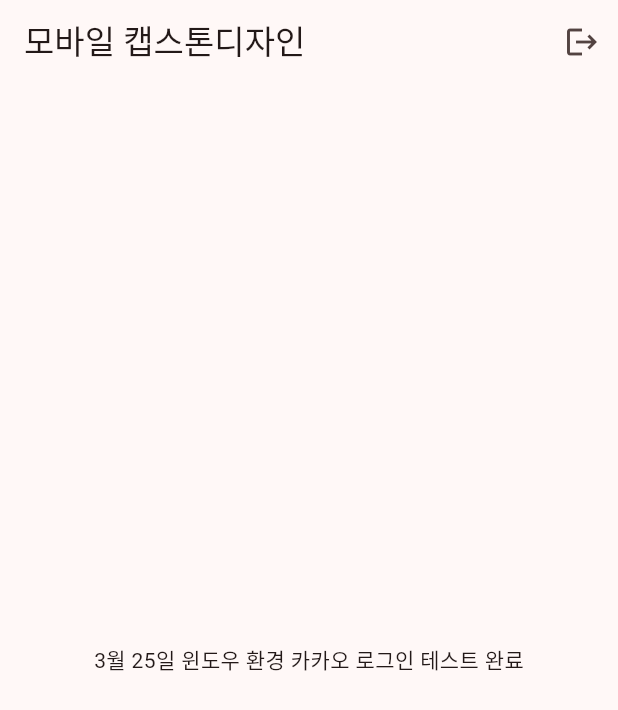
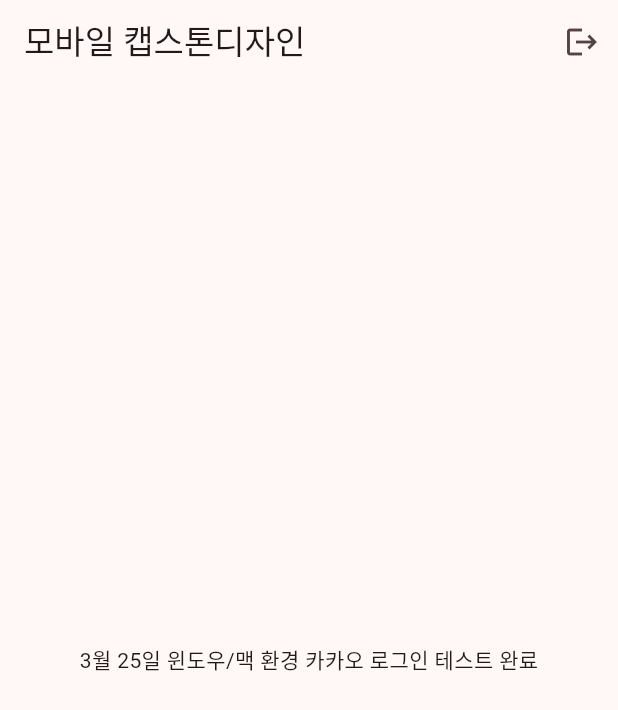
Before and after one commit to pbzz1/Gilajabi, a Flutter app: the MyHomePage screen opened directly, on a phone screen of 412 x 824 dp. Shown: the top 710 px of the screen. Run offline on Flutter 3.47's test engine with Material 3 defaults, Android fonts, the phone set to English and light mode, and no system bars; missing offline and left inert: kakao_flutter_sdk, kakao_flutter_sdk_common.

Commit message:
윈도우/맥 환경 테스트

```diff
--- a/lib/myhomepage.dart
+++ b/lib/myhomepage.dart
@@ -36,7 +36,7 @@ class MyHomePage extends StatelessWidget {
         ],
       ),
       body: const Center(
-        child: Text('3월 25일 윈도우 환경 카카오 로그인 테스트 완료'),
+        child: Text('3월 25일 윈도우/맥 환경 카카오 로그인 테스트 완료'),
       ),
     );
   }
```
